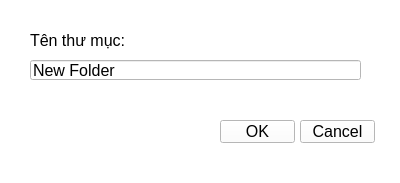
Old version of the form Giao diện/Tạo thư mục.ui in the repository justnhan/NHOM-5_KTLTNC.
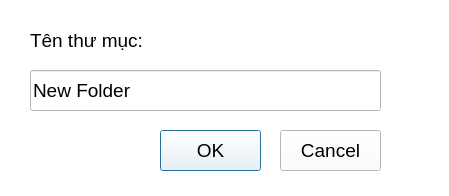
New version of the form.

```diff
--- a/Giao diện/Tạo thư mục.ui
+++ b/Giao diện/Tạo thư mục.ui
@@ -6,8 +6,8 @@
    <rect>
     <x>0</x>
     <y>0</y>
-    <width>400</width>
-    <height>183</height>
+    <width>449</width>
+    <height>196</height>
    </rect>
   </property>
   <property name="windowTitle">
@@ -17,27 +17,6 @@
    <string notr="true">background-color:#FFFFFF;
 color: black</string>
   </property>
-  <widget class="QDialogButtonBox" name="buttonBox">
-   <property name="geometry">
-    <rect>
-     <x>30</x>
-     <y>240</y>
-     <width>341</width>
-     <height>32</height>
-    </rect>
-   </property>
-   <property name="font">
-    <font>
-     <pointsize>12</pointsize>
-    </font>
-   </property>
-   <property name="orientation">
-    <enum>Qt::Horizontal</enum>
-   </property>
-   <property name="standardButtons">
-    <set>QDialogButtonBox::Cancel|QDialogButtonBox::Ok</set>
-   </property>
-  </widget>
   <widget class="QLabel" name="label">
    <property name="geometry">
     <rect>
@@ -49,61 +28,61 @@
    </property>
    <property name="font">
     <font>
-     <pointsize>12</pointsize>
+     <pointsize>14</pointsize>
     </font>
    </property>
    <property name="text">
     <string>Tên thư mục:</string>
    </property>
   </widget>
-  <widget class="QLineEdit" name="lineEdit">
+  <widget class="QLineEdit" name="txtName">
    <property name="geometry">
     <rect>
      <x>30</x>
-     <y>60</y>
-     <width>331</width>
-     <height>20</height>
+     <y>70</y>
+     <width>351</width>
+     <height>41</height>
     </rect>
    </property>
    <property name="font">
     <font>
-     <pointsize>12</pointsize>
+     <pointsize>14</pointsize>
     </font>
    </property>
    <property name="text">
     <string>New Folder</string>
    </property>
   </widget>
-  <widget class="QPushButton" name="pushButton">
+  <widget class="QPushButton" name="btnOK">
    <property name="geometry">
     <rect>
-     <x>220</x>
-     <y>120</y>
-     <width>75</width>
-     <height>23</height>
+     <x>160</x>
+     <y>130</y>
+     <width>101</width>
+     <height>41</height>
     </rect>
    </property>
    <property name="font">
     <font>
-     <pointsize>12</pointsize>
+     <pointsize>14</pointsize>
     </font>
    </property>
    <property name="text">
     <string>OK</string>
    </property>
   </widget>
-  <widget class="QPushButton" name="pushButton_2">
+  <widget class="QPushButton" name="btnKOK">
    <property name="geometry">
     <rect>
-     <x>300</x>
-     <y>120</y>
-     <width>75</width>
-     <height>23</height>
+     <x>280</x>
+     <y>130</y>
+     <width>101</width>
+     <height>41</height>
     </rect>
    </property>
    <property name="font">
     <font>
-     <pointsize>12</pointsize>
+     <pointsize>14</pointsize>
     </font>
    </property>
    <property name="text">
```
Left out of the diff: 35 changed lines with no effect on the pictures.
